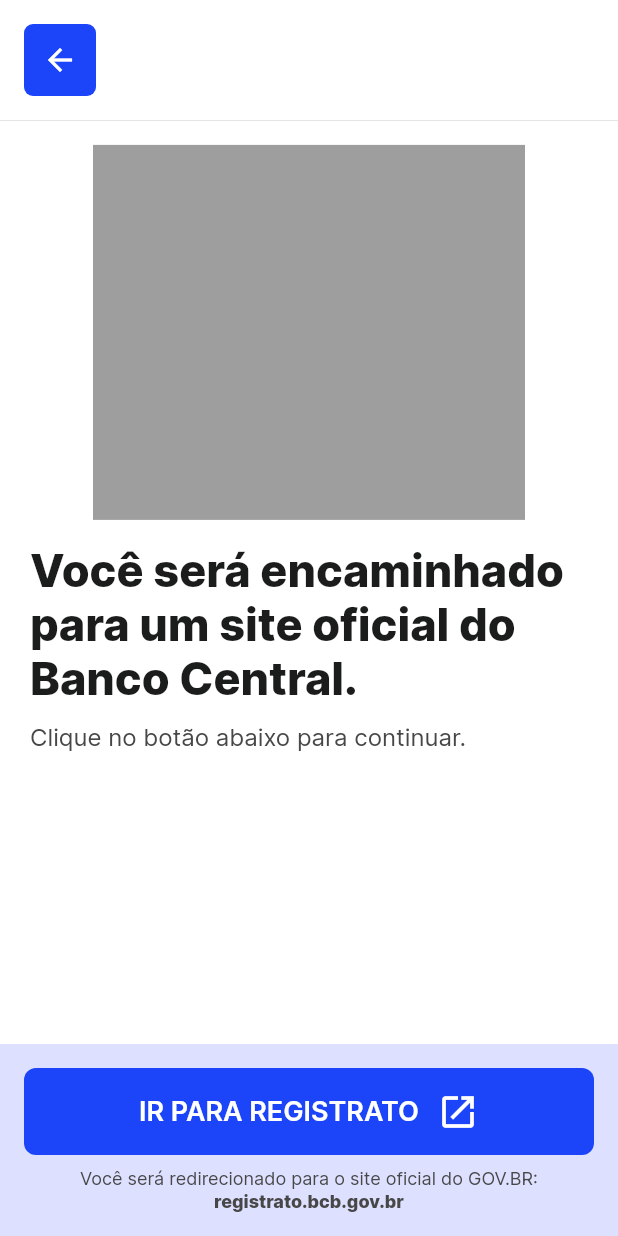
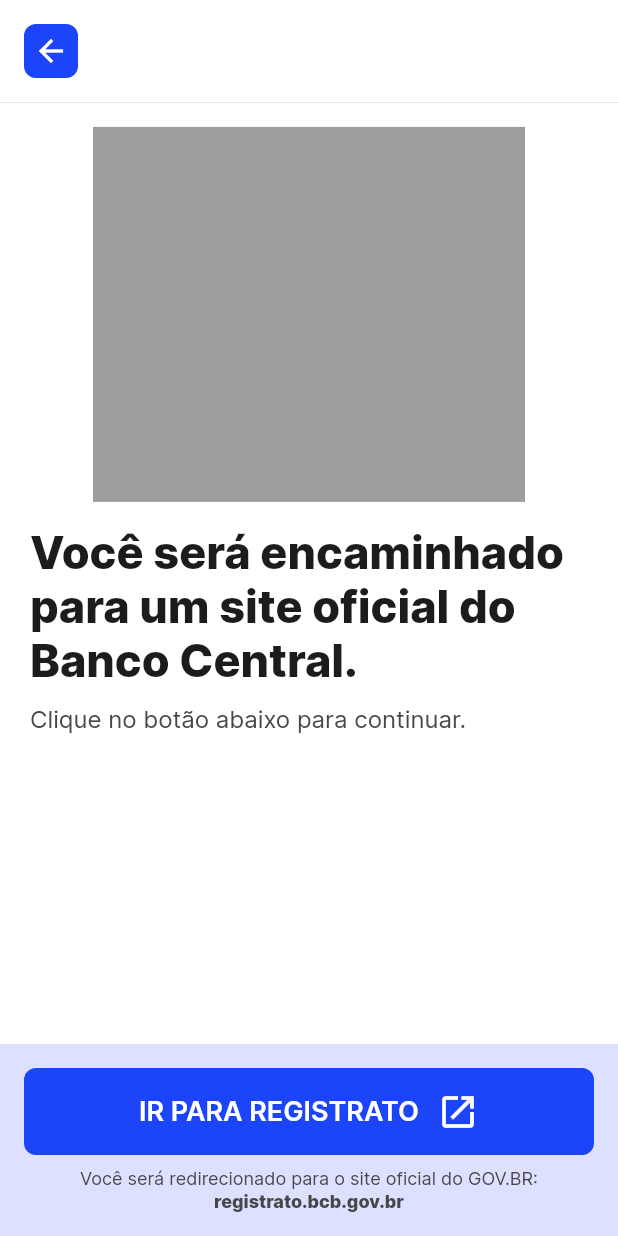
Before and after one commit to pauloricardomsop/imc, a Flutter app: the RedirectPage screen opened directly, on a phone screen of 412 x 824 dp. Run offline on Flutter 3.47's test engine with Material 2 defaults, Android fonts, the phone set to English and light mode, and no system bars; our stand-ins replace cached_network_image, firebase_analytics, firebase_core, firebase_crashlytics, firebase_messaging, firebase_remote_config and 10 more; missing offline and left inert: flutter_fgbg, flutter_inappwebview; accounts and stored records are empty.

Commit message:
aletrando layout da redirect

```diff
--- a/lib/app/core/components/redirect_banner.dart
+++ b/lib/app/core/components/redirect_banner.dart
@@ -3,7 +3,7 @@
 import 'package:svr/app/core/components/app_banner_ad.dart';
 import 'package:svr/app/core/components/app_list_view.dart';
 import 'package:svr/app/core/components/app_scaffold.dart';
-import 'package:svr/app/core/components/divisor.dart';
+import 'package:svr/app/core/components/back_header_benefit.dart';
 import 'package:svr/app/core/components/h.dart';
 import 'package:svr/app/core/components/header_hero.dart';
 import 'package:svr/app/core/components/in_footer_cta.dart';
@@ -55,30 +55,7 @@
     return AppListView(
       padding: EdgeInsets.zero,
       children: [
-        Container(
-          padding: const EdgeInsets.all(16),
-          height: 80,
-          width: double.maxFinite,
-          child: Row(
-            children: [
-              InkWell(
-                onTap: () => pop(context),
-                child: Container(
-                  height: 48,
-                  width: 48,
-                  decoration: BoxDecoration(
-                      color: const Color(0xFF1C44F9),
-                      borderRadius: BorderRadius.circular(6)),
-                  child: const Icon(
-                    Icons.arrow_back_outlined,
-                    color: Color(0xFFFFFFFF),
-                  ),
-                ),
-              ),
-            ],
-          ),
-        ),
-        const Divisor(),
+        const BackHeader(),
         Padding(
           padding: const EdgeInsets.symmetric(horizontal: 20),
           child: Column(
```
